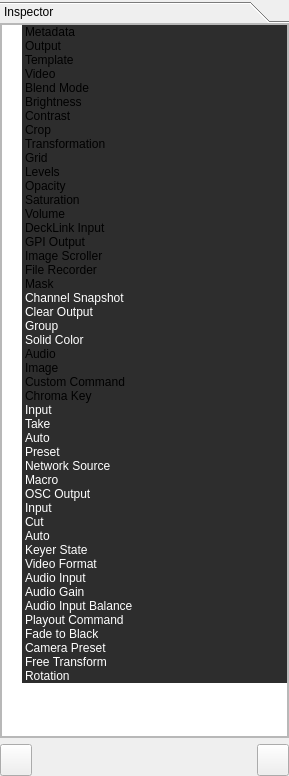
Old version of the form src/Widgets/Inspector/InspectorWidget.ui in the repository CasparCG/client.
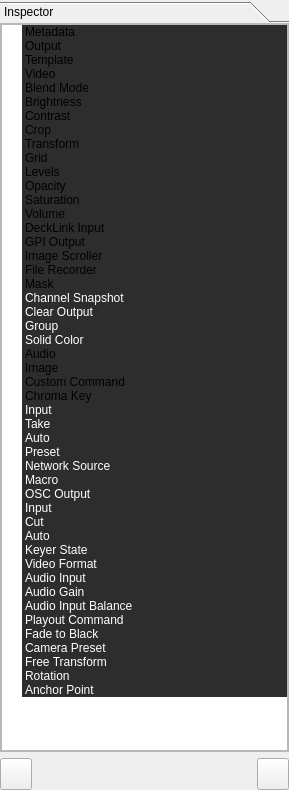
New version of the form.

Commit message: Add support for anchor points. Code refactoring.

Diff of the .ui file:
```diff
--- a/src/Widgets/Inspector/InspectorWidget.ui
+++ b/src/Widgets/Inspector/InspectorWidget.ui
@@ -7,7 +7,7 @@
     <x>0</x>
     <y>0</y>
     <width>289</width>
-    <height>776</height>
+    <height>790</height>
    </rect>
   </property>
   <property name="sizePolicy">
@@ -58,7 +58,7 @@
         <x>0</x>
         <y>0</y>
         <width>289</width>
-        <height>714</height>
+        <height>728</height>
        </rect>
       </property>
       <property name="sizePolicy">
@@ -94,7 +94,7 @@
             <x>0</x>
             <y>0</y>
             <width>285</width>
-            <height>710</height>
+            <height>724</height>
            </rect>
           </property>
           <layout class="QVBoxLayout" name="verticalLayout_3">
@@ -315,7 +315,7 @@
              </item>
              <item>
               <property name="text">
-               <string>Transformation</string>
+               <string>Transform</string>
               </property>
               <property name="background">
                <brush brushstyle="SolidPattern">
@@ -1210,6 +1210,29 @@
                </brush>
               </property>
              </item>
+             <item>
+              <property name="text">
+               <string>Anchor Point</string>
+              </property>
+              <property name="background">
+               <brush brushstyle="SolidPattern">
+                <color alpha="255">
+                 <red>45</red>
+                 <green>45</green>
+                 <blue>45</blue>
+                </color>
+               </brush>
+              </property>
+              <property name="foreground">
+               <brush brushstyle="SolidPattern">
+                <color alpha="255">
+                 <red>255</red>
+                 <green>255</green>
+                 <blue>255</blue>
+                </color>
+               </brush>
+              </property>
+             </item>
             </widget>
            </item>
           </layout>
```
The commit also changes 63 other files.
